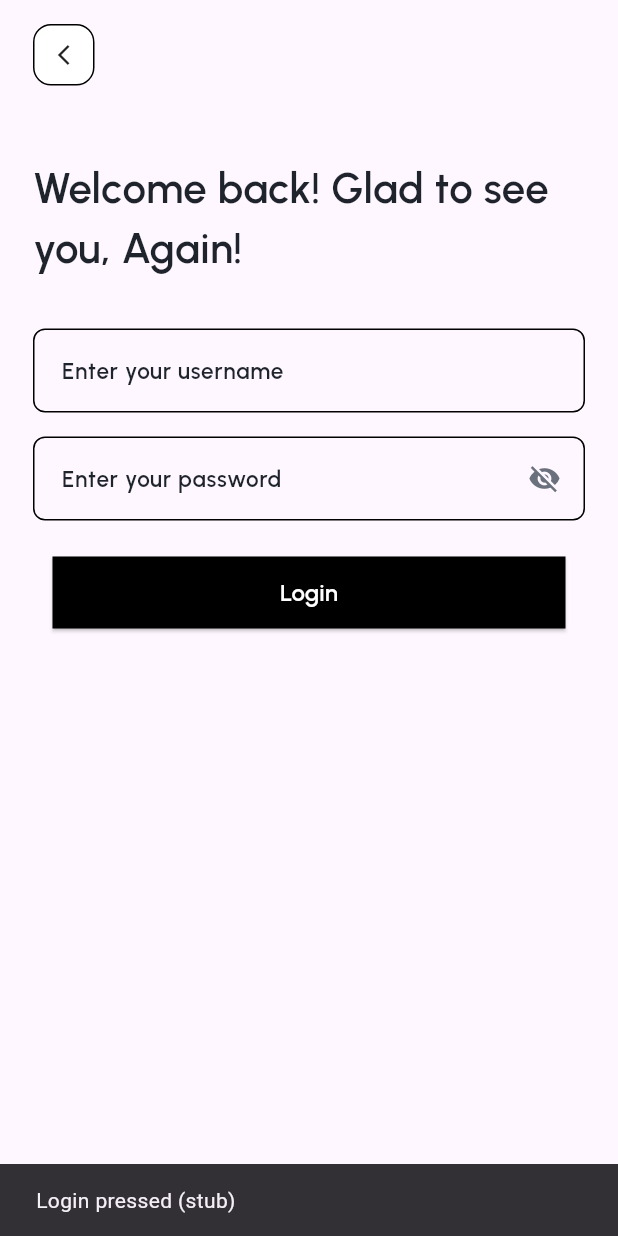
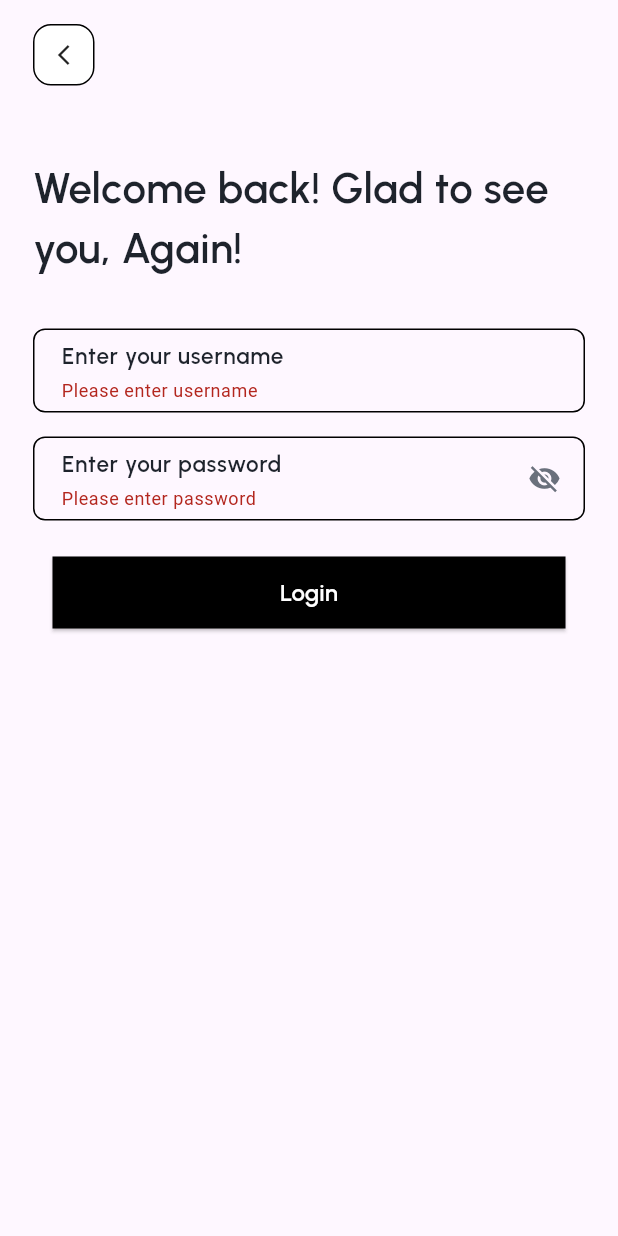
Before and after one commit to BogdanMamchych/fake_store_prog, a Flutter app: the LoginPage screen opened directly, after a tap on "Login", on a phone screen of 412 x 824 dp. Run offline on Flutter 3.47's test engine with Material 3 defaults, Android fonts, the phone set to English and light mode, and no system bars; our stand-ins replace dio, equatable, flutter_bloc, flutter_secure_storage, get_it, injectable and 2 more; accounts and stored records are empty.

Commit message:
created login screen, implemented Api functions, token and user storages

```diff
--- /dev/null
+++ b/lib/core/api/api_client.dart
@@ -0,0 +1,41 @@
+import 'package:dio/dio.dart';
+import 'package:injectable/injectable.dart';
+import 'api_routes.dart';
+
+@LazySingleton()
+class ApiClient {
+  final Dio dio;
+
+  ApiClient()
+      : dio = Dio(
+          BaseOptions(
+            baseUrl: 'https://fakestoreapi.com',
+            connectTimeout: const Duration(seconds: 5),
+            receiveTimeout: const Duration(seconds: 3),
+            contentType: 'application/json',
+          ),
+        )..interceptors.add(
+            LogInterceptor(
+              requestBody: true,
+              responseBody: true,
+            ),
+          );
+
+  Future<Response> fetchProducts({Map<String, dynamic>? queryParameters}) async {
+    return await dio.get(ApiRoutes.products, queryParameters: queryParameters);
+  }
+
+  Future<Response> login(String login, String password) async {
+    return await dio.post(ApiRoutes.authLogin,
+      data: {
+        'username': login,
+        'password': password,
+      },
+    );
+  }
+
+  Future<Response> getUserById(int id) async {
+    return await dio.get(ApiRoutes.user(id));
+  }
+
+}
--- /dev/null
+++ b/lib/core/local/token_storage.dart
@@ -0,0 +1,21 @@
+import 'package:flutter_secure_storage/flutter_secure_storage.dart';
+import 'package:injectable/injectable.dart';
+
+@LazySingleton()
+class TokenStorage {
+  final FlutterSecureStorage _secureStorage = const FlutterSecureStorage();
+
+  static const _tokenKey = 'auth_token';
+
+  Future<void> setToken(String token) async {
+    await _secureStorage.write(key: _tokenKey, value: token);
+  }
+
+  Future<String?> getToken() async {
+    return await _secureStorage.read(key: _tokenKey);
+  }
+
+  Future<void> deleteToken() async {
+    await _secureStorage.delete(key: _tokenKey);
+  }
+}
--- /dev/null
+++ b/lib/core/local/user_preferences.dart
@@ -0,0 +1,42 @@
+import 'package:fake_store_prog/core/models/user.dart';
+import 'package:injectable/injectable.dart';
+import 'package:shared_preferences/shared_preferences.dart';
+
+@LazySingleton()
+class UserPreferences {
+  late SharedPreferences prefs;
+  static const _userIdKey = 'userId';
+  static const _usernameKey = 'username';
+  static const _emailKey = 'email';
+
+  UserPreferences() {
+    init();
+  }
+
+  Future<void> init() async {
+    prefs = await SharedPreferences.getInstance();
+  }
+
+  Future<void> setUser(User user) async {
+    await prefs.setInt(_userIdKey, user.id);
+    await prefs.setString(_usernameKey, user.name);
+    await prefs.setString(_emailKey, user.email);
+  }
+
+  User? getUser() {
+    final id = prefs.getInt(_userIdKey);
+    final name = prefs.getString(_usernameKey);
+    final email = prefs.getString(_emailKey);
+
+    if (id != null && name != null && email != null) {
+      return User(id: id, name: name, email: email);
+    }
+    return null;
+  }
+
+  Future<void> clearUser() async {
+    await prefs.remove(_userIdKey);
+    await prefs.remove(_usernameKey);
+    await prefs.remove(_emailKey);
+  }
+}
--- /dev/null
+++ b/lib/core/models/user.dart
@@ -0,0 +1,15 @@
+class User {
+  final int id;
+  final String name;
+  final String email;
+
+  User({required this.id, required this.name, required this.email});
+
+  factory User.fromJson(Map<String, dynamic> json) {
+    return User(
+      id: json['id'],
+      name: json['name'],
+      email: json['email'],
+    );
+  }
+}
--- a/lib/features/auth/bloc/auth_bloc.dart
+++ b/lib/features/auth/bloc/auth_bloc.dart
@@ -0,0 +1,101 @@
+import 'package:fake_store_prog/core/helpers/jwt_helper.dart';
+import 'package:fake_store_prog/core/models/user.dart';
+import 'package:flutter_bloc/flutter_bloc.dart';
+import 'package:injectable/injectable.dart';
+import 'package:dio/dio.dart';
+
+import 'auth_event.dart';
+import 'auth_state.dart';
+import 'package:fake_store_prog/core/api/api_client.dart';
+import 'package:fake_store_prog/core/local/token_storage.dart';
+import 'package:fake_store_prog/core/local/user_preferences.dart';
+
+@injectable
+class AuthBloc extends Bloc<AuthEvent, AuthState> {
+  final ApiClient _apiClient;
+  final TokenStorage _tokenStorage;
+  final UserPreferences _userPreferences;
+
+  AuthBloc({
+    required ApiClient apiClient,
+    required TokenStorage tokenStorage,
+    required UserPreferences userPreferences,
+  })  : _apiClient = apiClient,
+        _tokenStorage = tokenStorage,
+        _userPreferences = userPreferences,
+        super(AuthInitial()) {
+    on<LoginRequested>(_onLoginRequested);
+  }
+
+  Future<void> _onLoginRequested(
+    LoginRequested event,
+    Emitter<AuthState> emit,
+  ) async {
+    emit(AuthLoading());
+
+    try {
+      final Response response =
+          await _apiClient.login(event.username, event.password);
+
+      final dynamic data = response.data;
+
+      String? token;
+
+      if (data == null) {
+        throw Exception('Empty response from server');
+      }
+
+      if (data is Map) {
+        token = data['token']?.toString() ?? data['accessToken']?.toString();
+      } else if (data is String) {
+        token = data;
+      } else {
+        token = data.toString();
+      }
+
+      if (token == null || token.isEmpty) {
+        final possible =
+            (data is Map) ? (data['data'] ?? data['result'] ?? data['message']) : null;
+        if (possible is String && possible.isNotEmpty) {
+          token = possible;
+        }
+      }
+
+      if (token == null || token.isEmpty) {
+        emit(const AuthError(message: 'No token returned from server'));
+        return;
+      }
+
+      await _tokenStorage.setToken(token);
+      final userID = extractUserIdFromToken(token);
+      int id = userID != null ? int.tryParse(userID) ?? 0 : 0;
+      final userData = await _apiClient.getUserById(id);
+      final user = User.fromJson(userData.data);
+      await _userPreferences.setUser(user);
+
+      emit(AuthAuthenticated(token: token));
+    } on DioException catch (dioErr) {
+      String message = 'Network error';
+      if (dioErr.response != null) {
+        final resp = dioErr.response!;
+        try {
+          final d = resp.data;
+          if (d is Map && d['message'] != null) {
+            message = d['message'].toString();
+          } else if (resp.statusMessage != null) {
+            message = resp.statusMessage!;
+          } else {
+            message = 'Request failed: ${resp.statusCode}';
+          }
+        } catch (_) {
+          message = 'Request failed: ${resp.statusCode}';
+        }
+      } else if (dioErr.message != null) {
+        message = dioErr.message!;
+      }
+      emit(AuthError(message: message));
+    } catch (e) {
+      emit(AuthError(message: e.toString()));
+    }
+  }
+}
--- a/lib/features/auth/bloc/auth_event.dart
+++ b/lib/features/auth/bloc/auth_event.dart
@@ -0,0 +1,16 @@
+import 'package:equatable/equatable.dart';
+
+class AuthEvent extends Equatable{
+  @override
+  List<Object?> get props => [];
+}
+
+class LoginRequested extends AuthEvent {
+  final String username;
+  final String password;
+
+  LoginRequested({required this.username, required this.password});
+
+  @override
+  List<Object?> get props => [username, password];
+}
--- a/lib/features/auth/bloc/auth_state.dart
+++ b/lib/features/auth/bloc/auth_state.dart
@@ -0,0 +1,31 @@
+import 'package:equatable/equatable.dart';
+
+abstract class AuthState extends Equatable {
+  const AuthState();
+
+  @override
+  List<Object> get props => [];
+
+}
+
+class AuthInitial extends AuthState {}
+
+class AuthLoading extends AuthState {}
+
+class AuthAuthenticated extends AuthState {
+  final String token;
+
+  const AuthAuthenticated({required this.token});
+
+  @override
+  List<Object> get props => [token];
+}
+
+class AuthError extends AuthState {
+  final String message;
+
+  const AuthError({required this.message});
+
+  @override
+  List<Object> get props => [message];
+}
--- a/lib/ui/login_page.dart
+++ b/lib/ui/login_page.dart
@@ -1,6 +1,10 @@
 import 'package:fake_store_prog/styles/text_styles.dart';
 import 'package:fake_store_prog/widgets/custom_elevated_button.dart';
 import 'package:flutter/material.dart';
+import 'package:flutter_bloc/flutter_bloc.dart';
+import 'package:fake_store_prog/features/auth/bloc/auth_bloc.dart';
+import 'package:fake_store_prog/features/auth/bloc/auth_event.dart';
+import 'package:fake_store_prog/features/auth/bloc/auth_state.dart';
 
 class LoginPage extends StatefulWidget {
   const LoginPage({super.key});
@@ -15,7 +19,6 @@ class _LoginPageState extends State<LoginPage> {
   final TextEditingController _passwordController = TextEditingController();
   bool _obscure = true;
 
-
   @override
   void dispose() {
     _emailController.dispose();
@@ -23,12 +26,38 @@ class _LoginPageState extends State<LoginPage> {
     super.dispose();
   }
 
+  void _onLoginPressed() {
+    if (!(_formKey.currentState?.validate() ?? false)) return;
+
+    final username = _emailController.text.trim();
+    final password = _passwordController.text;
+
+    context.read<AuthBloc>().add(
+      LoginRequested(username: username, password: password),
+    );
+  }
+
   @override
   Widget build(BuildContext context) {
     final mq = MediaQuery.of(context);
     final width = mq.size.width;
 
-    return Scaffold(
+    return BlocListener<AuthBloc, AuthState>(
+      listener: (context, state) {
+        if (state is AuthAuthenticated) {
+          ScaffoldMessenger.of(context).showSnackBar(
+            const SnackBar(
+              content: Text('Login successful!'),
+              backgroundColor: Colors.green,
+            ),
+          );
+        } else if (state is AuthError) {
+          ScaffoldMessenger.of(
+            context,
+          ).showSnackBar(SnackBar(content: Text(state.message)));
+        }
+      },
+      child: Scaffold(
         body: SafeArea(
           child: SingleChildScrollView(
             child: Padding(
@@ -49,10 +78,7 @@ class _LoginPageState extends State<LoginPage> {
                         border: Border.all(),
                       ),
                       child: const Center(
-                      child: Icon(
-                        Icons.arrow_back_ios_new,
-                        size: 16,
-                      ),
+                        child: Icon(Icons.arrow_back_ios_new, size: 16),
                       ),
                     ),
                   ),
@@ -62,7 +88,7 @@ class _LoginPageState extends State<LoginPage> {
                   // Title
                   Text(
                     'Welcome back! Glad to see you, Again!',
-                  style: mainTextStyle
+                    style: mainTextStyle,
                   ),
 
                   const SizedBox(height: 34),
@@ -75,6 +101,12 @@ class _LoginPageState extends State<LoginPage> {
                           controller: _emailController,
                           hint: 'Enter your username',
                           width: width - 44,
+                          validator: (v) {
+                            if (v == null || v.trim().isEmpty) {
+                              return 'Please enter username';
+                            }
+                            return null;
+                          },
                         ),
 
                         const SizedBox(height: 16),
@@ -88,12 +120,20 @@ class _LoginPageState extends State<LoginPage> {
                             padding: EdgeInsets.zero,
                             constraints: const BoxConstraints(),
                             icon: Icon(
-                            _obscure ? Icons.visibility_off : Icons.visibility,
+                              _obscure
+                                  ? Icons.visibility_off
+                                  : Icons.visibility,
                               size: 22,
                               color: const Color(0xFF6A707C),
                             ),
-                          onPressed: () => setState(() => _obscure = !_obscure),
+                            onPressed: () =>
+                                setState(() => _obscure = !_obscure),
                           ),
+                          validator: (v) {
+                            if (v == null || v.isEmpty)
+                              return 'Please enter password';
+                            return null;
+                          },
                         ),
 
                         const SizedBox(height: 24),
@@ -101,9 +141,14 @@ class _LoginPageState extends State<LoginPage> {
                         SizedBox(
                           width: 342,
                           height: 48,
-                        child: CustomElevatedButton(
-                          text: 'Login',
-                          onPressed: _onLoginPressed,
+                          child: BlocBuilder<AuthBloc, AuthState>(
+                            builder: (context, state) {
+                              final loading = state is AuthLoading;
+                              return CustomElevatedButton(
+                                text: loading ? 'Logging in...' : 'Login',
+                                onPressed: loading ? () {} : _onLoginPressed,
+                              );
+                            },
                           ),
                         ),
 
@@ -112,6 +157,7 @@ class _LoginPageState extends State<LoginPage> {
                     ),
                   ),
                 ],
+              ),
             ),
           ),
         ),
@@ -125,6 +171,7 @@ class _LoginPageState extends State<LoginPage> {
     bool obscure = false,
     double? width,
     Widget? suffix,
+    String? Function(String?)? validator,
   }) {
     return Container(
       width: width,
@@ -141,11 +188,12 @@ class _LoginPageState extends State<LoginPage> {
               controller: controller,
               obscureText: obscure,
               style: inputTextStyle,
+              validator: validator,
               decoration: InputDecoration(
                 isCollapsed: true,
                 border: InputBorder.none,
                 hintText: hint,
-                hintStyle: inputTextStyle
+                hintStyle: inputTextStyle,
               ),
             ),
           ),
@@ -159,32 +207,4 @@ class _LoginPageState extends State<LoginPage> {
       ),
     );
   }
-
-  void _onLoginPressed() {
-    if (_formKey.currentState?.validate() ?? true) {
-      ScaffoldMessenger.of(context).showSnackBar(
-        const SnackBar(content: Text('Login pressed (stub)')),
-      );
 }
-  }
-}
-
-/*
-  PUBSPEC HINTS:
-
-  fonts:
-    - family: Urbanist
-      fonts:
-        - asset: assets/fonts/Urbanist-Regular.ttf
-        - asset: assets/fonts/Urbanist-Medium.ttf
-          weight: 500
-        - asset: assets/fonts/Urbanist-SemiBold.ttf
-          weight: 600
-        - asset: assets/fonts/Urbanist-Bold.ttf
-          weight: 700
-
-  assets:
-    - assets/images/login_page_bg.png
-
-  You can replace the font usage with GoogleFonts. For a commercial app ensure you follow the font license.
-*/
```
Also changed, not shown: lib/core/api/api_routes.dart (added, +21 -0 lines), lib/core/di/injection.dart (added, +8 -0 lines), lib/core/helpers/jwt_helper.dart (added, +11 -0 lines), lib/main.dart (+16 -2 lines), pubspec.yaml (+12 -3 lines), lib/core/di/injection.config.dart (added), lib/ui/home_page.dart (added), pubspec.lock, 5 other files. Lines whose indentation alone changed are shown as unchanged.
